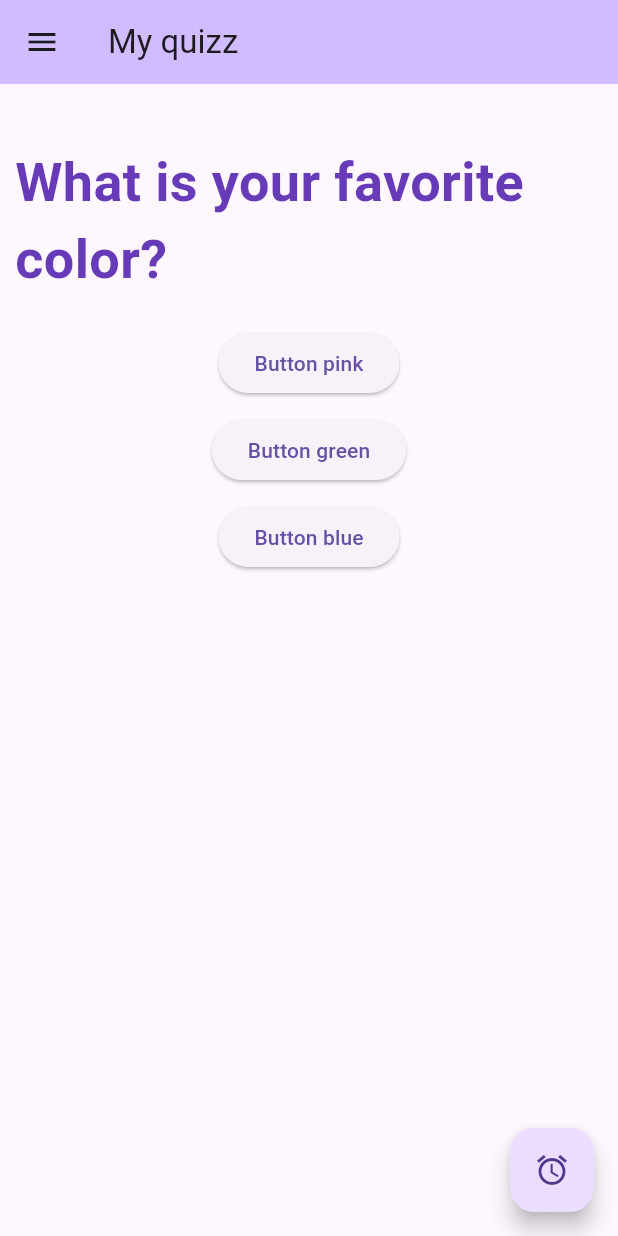
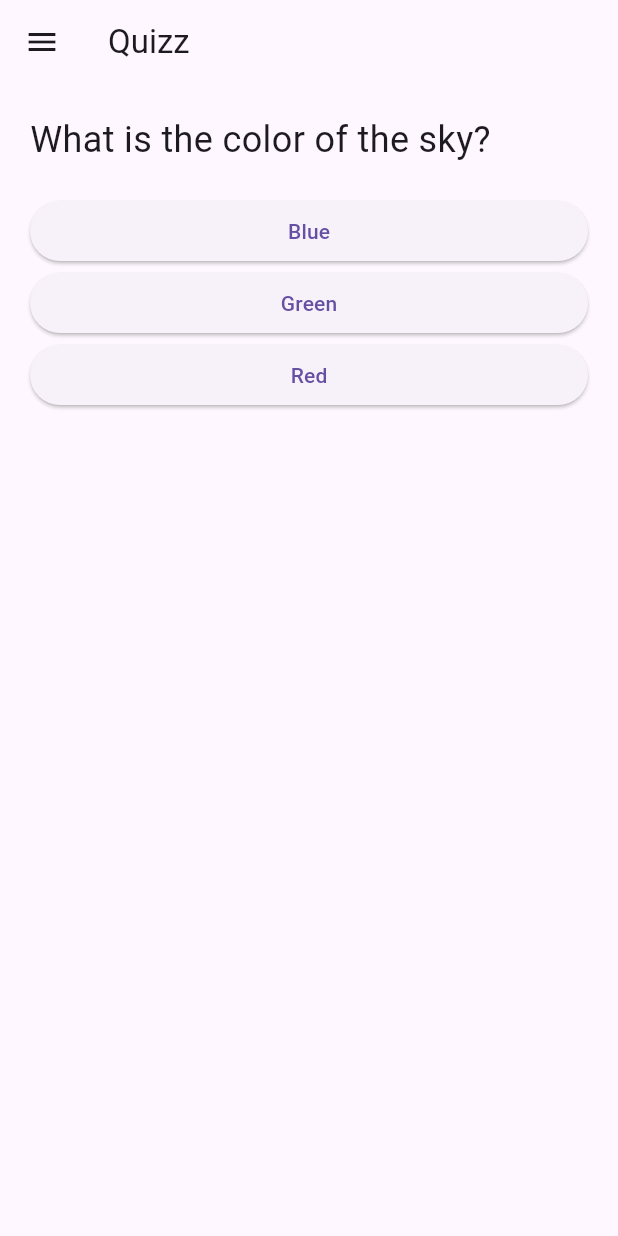
Before and after one commit to karimalabidi12/dev, a Flutter app: the screen it shows after launch, after a tap on "Get start", on a phone screen of 412 x 824 dp. Run offline on Flutter 3.47's test engine with Material 3 defaults, Android fonts, the phone set to English and light mode, and no system bars.

Commit message:
s commit

```diff
--- a/lib/acceuil.dart
+++ b/lib/acceuil.dart
@@ -21,7 +21,7 @@ class Acceuil extends StatelessWidget {
           Image.asset('assets/img/quizz.png', width: 500, height: 250),
           TextButton(
             onPressed: () {
-              Navigator.pushNamed(context, '/home');
+              Navigator.pushNamed(context, '/quizz');
             },
             child: Text(
               'Get start',
--- a/lib/homepage.dart
+++ b/lib/home.dart
@@ -2,8 +2,8 @@ import 'package:flutter/material.dart';
 import 'package:quizproject/acceuil.dart';
 import 'package:quizproject/quizz.dart';
 
-class Homepage extends StatelessWidget {
-  const Homepage({
+class Home extends StatelessWidget {
+  const Home({
     super.key,
   });
 
@@ -28,22 +28,21 @@ class Homepage extends StatelessWidget {
                   color: Colors.deepPurple,
                 ),
               ),
-              SizedBox(
-                  height: 20), // Espace entre la question et le premier bouton
+              SizedBox(height: 20),
               ElevatedButton(
                 onPressed: () {
                   print('Bouton rose cliqué');
                 },
                 child: Text('Button pink'),
               ),
-              SizedBox(height: 10), // Espace entre les boutons
+              SizedBox(height: 10),
               ElevatedButton(
                 onPressed: () {
                   print('Bouton Vert cliqué');
                 },
                 child: Text('Button green'),
               ),
-              SizedBox(height: 10), // Espace entre les boutons
+              SizedBox(height: 10),
               ElevatedButton(
                 onPressed: () {
                   print('Bouton Bleu cliqué');
--- a/lib/main.dart
+++ b/lib/main.dart
@@ -1,6 +1,6 @@
 import 'package:flutter/material.dart';
 import 'package:quizproject/acceuil.dart';
-import 'package:quizproject/homepage.dart';
+import 'package:quizproject/quizz.dart';
 
 void main() {
   runApp(MonApp());
@@ -11,12 +11,11 @@ class MonApp extends StatelessWidget {
   Widget build(BuildContext context) {
     return MaterialApp(
       title: 'Test App',
-      // home: Homepage(),
       // home: Acceuil(),
       initialRoute: '/acceuil',
       routes: {
         '/acceuil': (context) => Acceuil(),
-        '/home': (context) => Homepage(),
+        '/quizz': (context) => Quizz(),
       },
       debugShowCheckedModeBanner: false,
     );
--- a/lib/quizz.dart
+++ b/lib/quizz.dart
@@ -7,19 +7,18 @@ class Quizz extends StatefulWidget {
 }
 
 class _QuizzState extends State<Quizz> {
-  int score = 0; // Stocke le score
-  int currentQuestion = 0; // Suivi de la question actuelle
+  int score = 0;
+  int currentQuestion = 0;
 
-  // Liste des questions et réponses
   final questions = [
     {
       'question': 'What is the color of the sky?',
       'answers': ['Blue', 'Green', 'Red'],
-      'correctAnswer': 0, // L'index de la réponse correcte
+      'correctAnswer': 0,
     },
     {
-      'question': 'What is 2 + 2?',
-      'answers': ['4', '5', '3'],
+      'question': 'how many month in the year?',
+      'answers': ['12', '5', '10'],
       'correctAnswer': 0,
     },
     {
@@ -29,13 +28,12 @@ class _QuizzState extends State<Quizz> {
     },
   ];
 
-  // Fonction qui vérifie la réponse et met à jour le score
   void answerQuestion(int selectedAnswerIndex) {
     if (selectedAnswerIndex == questions[currentQuestion]['correctAnswer']) {
       score++;
     }
     setState(() {
-      currentQuestion++; // Passer à la question suivante
+      currentQuestion++;
     });
   }
 
@@ -56,7 +54,6 @@ class _QuizzState extends State<Quizz> {
                     style: TextStyle(fontSize: 24),
                   ),
                   SizedBox(height: 20),
-                  // Boucle pour afficher les boutons de réponses
                   ...(questions[currentQuestion]['answers'] as List<String>)
                       .map((answer) {
                     return ElevatedButton(
@@ -76,7 +73,6 @@ class _QuizzState extends State<Quizz> {
                 ),
               ),
       ),
-      // Drawer avec deux liens : Accueil et Quizz
       drawer: Drawer(
         child: ListView(
           padding: EdgeInsets.zero,
```
